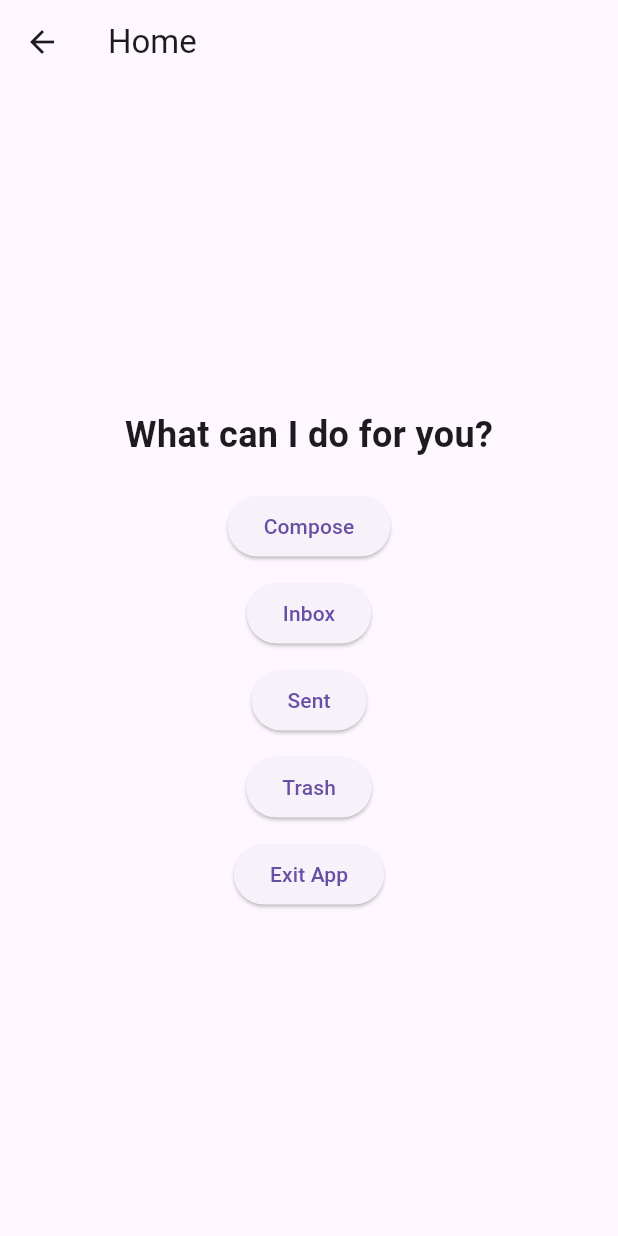
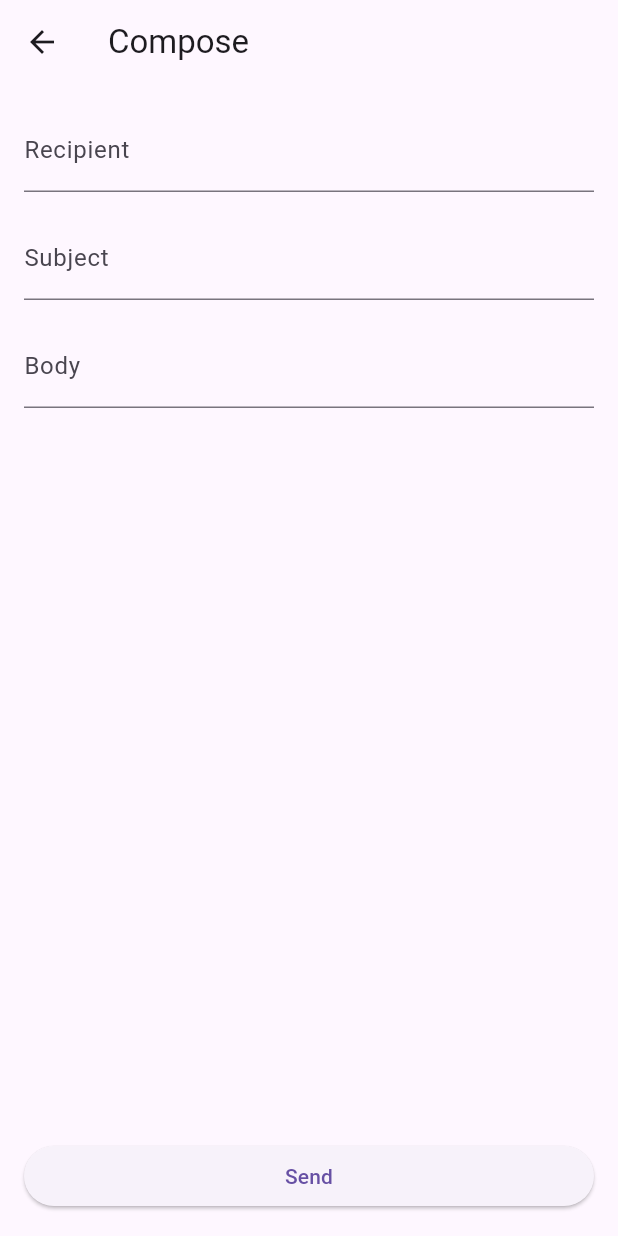
Before and after one commit to AbhinavA07/Sonic-Mail, a Flutter app: the HomeScreen screen opened directly, after a tap on "Compose", on a phone screen of 412 x 824 dp. Run offline on Flutter 3.47's test engine with Material 3 defaults, Android fonts, the phone set to English and light mode, and no system bars; our stand-ins replace flutter_tts, permission_handler, shared_preferences, speech_to_text; missing offline and left inert: enough_mail; accounts and stored records are empty.

Commit message:
fixed mail composing

```diff
--- a/sonic_mail/lib/home_page.dart
+++ b/sonic_mail/lib/home_page.dart
@@ -1,6 +1,7 @@
 import 'package:flutter/material.dart';
 import 'package:flutter/services.dart';
 import 'package:flutter_tts/flutter_tts.dart';
+import 'package:sonic_mail/mail/compose_mail.dart';
 import 'package:sonic_mail/mail/inbox_mail.dart';
 import 'package:sonic_mail/mail/sent_mail.dart';
 import 'package:speech_to_text/speech_to_text.dart' as stt;
@@ -31,7 +32,10 @@ class HomeScreen extends StatelessWidget {
             const SizedBox(height: 20),
             ElevatedButton(
               onPressed: () {
-
+                Navigator.push(
+                  context,
+                  MaterialPageRoute(builder: (context) => const ComposeScreen()),
+                );
               },
               child: const Text('Compose'),
             ),
--- /dev/null
+++ b/sonic_mail/lib/mail/compose_mail.dart
@@ -0,0 +1,90 @@
+import 'package:flutter/material.dart';
+import 'package:enough_mail/enough_mail.dart';
+import 'package:shared_preferences/shared_preferences.dart';
+
+class ComposeScreen extends StatefulWidget {
+  const ComposeScreen({Key? key}) : super(key: key);
+
+  @override
+  _ComposeScreenState createState() => _ComposeScreenState();
+}
+
+class _ComposeScreenState extends State<ComposeScreen> {
+  final _recipientController = TextEditingController();
+  final _subjectController = TextEditingController();
+  final _bodyController = TextEditingController();
+
+  Future<void> _sendEmail() async {
+    try {
+      SharedPreferences prefs = await SharedPreferences.getInstance();
+      final String email = prefs.getString('email') ?? '';
+      final String password = prefs.getString('password') ?? '';
+
+      final client = SmtpClient('smtp.gmail.com', isLogEnabled: true, onBadCertificate: (cert) => true);
+      await client.connectToServer('smtp.gmail.com', 587,
+          isSecure: false, timeout: const Duration(seconds: 30));
+      await client.ehlo();
+
+      await client.startTls();
+      await client.authenticate(email, password);
+
+      MimeMessage buildMessage() {
+        final builder = MessageBuilder.prepareMultipartAlternativeMessage(
+          plainText: _bodyController.text,
+          htmlText: '<p>${_bodyController.text}</p>',
+        )
+          ..from = [MailAddress('TVE22MCA', email)]
+          ..to = [MailAddress('', _recipientController.text)]
+          ..subject = _subjectController.text;
+
+        return builder.buildMimeMessage();
+      }
+
+      final sendResult = await client.sendMessage(buildMessage());
+      print('Send result: $sendResult');
+
+      await client.disconnect();
+    } catch (e) {
+      print('Error sending email: $e');
+    }
+  }
+
+  @override
+  Widget build(BuildContext context) {
+    return Scaffold(
+      appBar: AppBar(
+        title: const Text('Compose'),
+      ),
+      body: Padding(
+        padding: const EdgeInsets.all(16.0),
+        child: Column(
+          crossAxisAlignment: CrossAxisAlignment.stretch,
+          children: [
+            TextFormField(
+              controller: _recipientController,
+              decoration: const InputDecoration(labelText: 'Recipient'),
+            ),
+            const SizedBox(height: 16.0),
+            TextFormField(
+              controller: _subjectController,
+              decoration: const InputDecoration(labelText: 'Subject'),
+            ),
+            const SizedBox(height: 16.0),
+            Expanded(
+              child: TextFormField(
+                controller: _bodyController,
+                keyboardType: TextInputType.multiline,
+                maxLines: null,
+                decoration: const InputDecoration(labelText: 'Body'),
+              ),
+            ),
+            ElevatedButton(
+              onPressed: _sendEmail,
+              child: const Text('Send'),
+            ),
+          ],
+        ),
+      ),
+    );
+  }
+}
```
